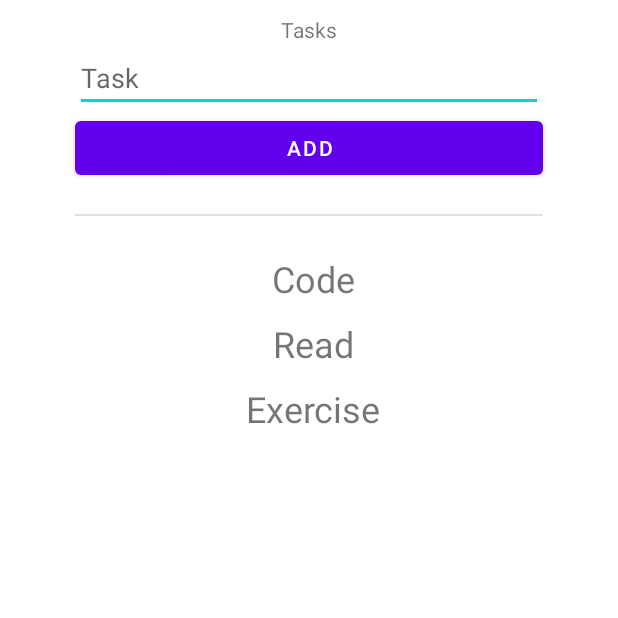
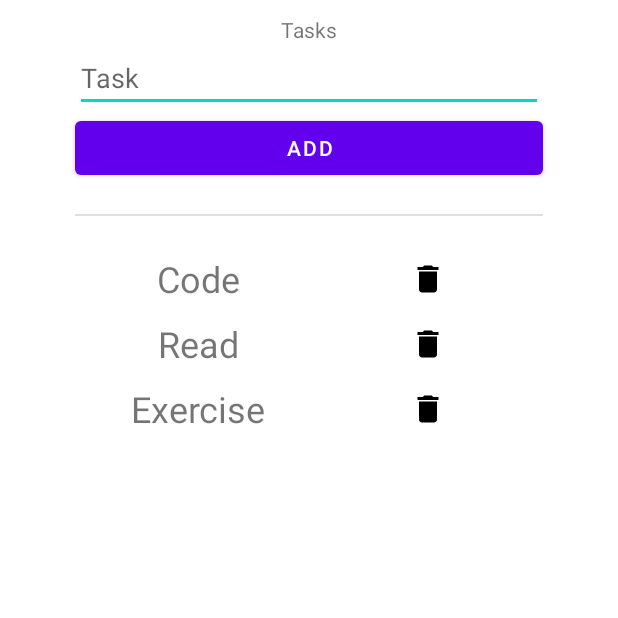
Before and after one commit to f4irline/task-scheduler, an Android app: the TasksActivity screen opened directly, with no data from a screen before it, on a phone screen of 412 x 824 dp, the top half of it. Run offline under Robolectric (Android 15) with nearby library versions, the phone set to English and light mode, and no system bars; our stand-ins replace Room's generated code.

Commit message:
Implement functionality to delete goals and tasks from the activities and SQLite database.

```diff
--- a/app/src/main/java/com/github/f4irline/taskscheduler/Goals/GoalViewModel.java
+++ b/app/src/main/java/com/github/f4irline/taskscheduler/Goals/GoalViewModel.java
@@ -19,5 +19,7 @@ public class GoalViewModel extends AndroidViewModel {
 
     LiveData<List<Goal>> getAllGoals() { return allGoals; }
 
-    public void insert(Goal word) { goalRepository.insert(word); }
+    public void insert(Goal goal) { goalRepository.insert(goal); }
+
+    public void delete(Goal goal) { goalRepository.delete(goal); }
 }
--- a/app/src/main/java/com/github/f4irline/taskscheduler/Goals/GoalsActivity.java
+++ b/app/src/main/java/com/github/f4irline/taskscheduler/Goals/GoalsActivity.java
@@ -35,10 +35,11 @@ public class GoalsActivity extends AppCompatActivity {
         RecyclerView goalsList = (RecyclerView) findViewById(R.id.goal_list);
         goalsList.setLayoutManager(new LinearLayoutManager(this));
 
-        final GoalsAdapter goalsAdapter = new GoalsAdapter(goals);
+        goalViewModel = ViewModelProviders.of(this).get(GoalViewModel.class);
+
+        final GoalsAdapter goalsAdapter = new GoalsAdapter(goals, goalViewModel);
         goalsList.setAdapter(goalsAdapter);
 
-        goalViewModel = ViewModelProviders.of(this).get(GoalViewModel.class);
         goalViewModel.getAllGoals().observe(this, new Observer<List<Goal>>() {
             @Override
             public void onChanged(@Nullable final List<Goal> words) {
--- a/app/src/main/java/com/github/f4irline/taskscheduler/Tasks/TaskRepository.java
+++ b/app/src/main/java/com/github/f4irline/taskscheduler/Tasks/TaskRepository.java
@@ -13,13 +13,13 @@ import java.util.List;
 import androidx.lifecycle.LiveData;
 
 public class TaskRepository {
-    private TaskDao mGoalDao;
+    private TaskDao mTaskDao;
     private LiveData<List<Task>> allTasks;
 
     TaskRepository(Application application) {
         TaskDatabase db = TaskDatabase.getDatabase(application);
-        mGoalDao = db.taskDao();
-        allTasks = mGoalDao.getAllTasks();
+        mTaskDao = db.taskDao();
+        allTasks = mTaskDao.getAllTasks();
     }
 
     LiveData<List<Task>> getAllTasks() {
@@ -27,7 +27,21 @@ public class TaskRepository {
     }
 
     public void insert (Task word) {
-        new TaskRepository.insertAsyncTask(mGoalDao).execute(word);
+        new TaskRepository.insertAsyncTask(mTaskDao).execute(word);
+    }
+
+    public void delete (Task task) { new TaskRepository.deleteAsyncTask(mTaskDao).execute(task); }
+
+    private static class deleteAsyncTask extends AsyncTask<Task, Void, Void> {
+        private TaskDao mAsyncTaskDao;
+
+        deleteAsyncTask(TaskDao dao) { mAsyncTaskDao = dao; }
+
+        @Override
+        protected Void doInBackground(final Task... params) {
+            mAsyncTaskDao.delete(params[0]);
+            return null;
+        }
     }
 
     private static class insertAsyncTask extends AsyncTask<Task, Void, Void> {
--- a/app/src/main/java/com/github/f4irline/taskscheduler/Tasks/TaskViewModel.java
+++ b/app/src/main/java/com/github/f4irline/taskscheduler/Tasks/TaskViewModel.java
@@ -20,4 +20,6 @@ public class TaskViewModel extends AndroidViewModel {
     LiveData<List<Task>> getAllTasks() { return allTasks; }
 
     public void insert(Task word) { taskRepository.insert(word); }
+
+    public void delete(Task task) { taskRepository.delete(task); }
 }
--- a/app/src/main/java/com/github/f4irline/taskscheduler/Tasks/TasksActivity.java
+++ b/app/src/main/java/com/github/f4irline/taskscheduler/Tasks/TasksActivity.java
@@ -21,6 +21,7 @@ import androidx.lifecycle.Observer;
 import androidx.lifecycle.ViewModelProviders;
 import androidx.recyclerview.widget.LinearLayoutManager;
 import androidx.recyclerview.widget.RecyclerView;
+import androidx.room.Room;
 
 public class TasksActivity extends AppCompatActivity {
 
@@ -36,10 +37,11 @@ public class TasksActivity extends AppCompatActivity {
         RecyclerView tasksList = (RecyclerView) findViewById(R.id.task_list);
         tasksList.setLayoutManager(new LinearLayoutManager(this));
 
-        final TasksAdapter tasksAdapter = new TasksAdapter(tasks);
+        taskViewModel = ViewModelProviders.of(this).get(TaskViewModel.class);
+
+        final TasksAdapter tasksAdapter = new TasksAdapter(tasks, taskViewModel);
         tasksList.setAdapter(tasksAdapter);
 
-        taskViewModel = ViewModelProviders.of(this).get(TaskViewModel.class);
         taskViewModel.getAllTasks().observe(this, new Observer<List<Task>>() {
             @Override
             public void onChanged(@Nullable final List<Task> words) {
--- a/app/src/main/java/com/github/f4irline/taskscheduler/Tasks/TasksAdapter.java
+++ b/app/src/main/java/com/github/f4irline/taskscheduler/Tasks/TasksAdapter.java
@@ -4,12 +4,15 @@ import android.content.Context;
 import android.view.LayoutInflater;
 import android.view.View;
 import android.view.ViewGroup;
+import android.widget.Button;
+import android.widget.ImageButton;
 import android.widget.TextView;
 
 import com.github.f4irline.taskscheduler.R;
 
 import java.util.List;
 
+import androidx.lifecycle.ViewModelProviders;
 import androidx.recyclerview.widget.RecyclerView;
 
 public class TasksAdapter extends RecyclerView.Adapter<TasksAdapter.ViewHolder> {
@@ -17,17 +20,21 @@ public class TasksAdapter extends RecyclerView.Adapter<TasksAdapter.ViewHolder>
     public static class ViewHolder extends RecyclerView.ViewHolder {
 
         public TextView taskText;
+        public ImageButton removeButton;
 
         public ViewHolder(View itemView) {
             super(itemView);
             taskText = (TextView) itemView.findViewById(R.id.task_name);
+            removeButton = (ImageButton) itemView.findViewById(R.id.remove_task);
         }
     }
 
     private List<Task> tasks;
+    private TaskViewModel taskViewModel;
 
-    public TasksAdapter(List<Task> tasks) {
+    public TasksAdapter(List<Task> tasks, TaskViewModel taskViewModel) {
         this.tasks = tasks;
+        this.taskViewModel = taskViewModel;
     }
 
     @Override
@@ -37,14 +44,21 @@ public class TasksAdapter extends RecyclerView.Adapter<TasksAdapter.ViewHolder>
 
         View scoresView = inflater.inflate(R.layout.item_task, viewGroup, false);
         ViewHolder viewHolder = new ViewHolder(scoresView);
+
         return viewHolder;
     }
 
     @Override
     public void onBindViewHolder(TasksAdapter.ViewHolder viewHolder, int i) {
         if (tasks != null) {
-            Task task = tasks.get(i);
+            final Task task = tasks.get(i);
             viewHolder.taskText.setText(task.task);
+            viewHolder.removeButton.setOnClickListener(new View.OnClickListener() {
+               @Override
+               public void onClick(View v) {
+                    taskViewModel.delete(task);
+               }
+            });
         } else {
             viewHolder.taskText.setText("No tasks yet");
         }
--- /dev/null
+++ b/app/src/main/res/drawable/ic_delete_black_24dp.xml
@@ -0,0 +1,9 @@
+<vector xmlns:android="http://schemas.android.com/apk/res/android"
+        android:width="24dp"
+        android:height="24dp"
+        android:viewportWidth="24.0"
+        android:viewportHeight="24.0">
+    <path
+        android:fillColor="#FF000000"
+        android:pathData="M6,19c0,1.1 0.9,2 2,2h8c1.1,0 2,-0.9 2,-2V7H6v12zM19,4h-3.5l-1,-1h-5l-1,1H5v2h14V4z"/>
+</vector>
--- /dev/null
+++ b/app/src/main/res/drawable/ic_delete_forever_black_24dp.xml
@@ -0,0 +1,9 @@
+<vector xmlns:android="http://schemas.android.com/apk/res/android"
+        android:width="24dp"
+        android:height="24dp"
+        android:viewportWidth="24.0"
+        android:viewportHeight="24.0">
+    <path
+        android:fillColor="#FF000000"
+        android:pathData="M6,19c0,1.1 0.9,2 2,2h8c1.1,0 2,-0.9 2,-2L18,7L6,7v12zM8.46,11.88l1.41,-1.41L12,12.59l2.12,-2.12 1.41,1.41L13.41,14l2.12,2.12 -1.41,1.41L12,15.41l-2.12,2.12 -1.41,-1.41L10.59,14l-2.13,-2.12zM15.5,4l-1,-1h-5l-1,1L5,4v2h14L19,4z"/>
+</vector>
--- /dev/null
+++ b/app/src/main/res/drawable/remove_button.xml
@@ -0,0 +1,8 @@
+<?xml version="1.0" encoding="utf-8"?>
+<selector xmlns:android="http://schemas.android.com/apk/res/android">
+    <item android:state_pressed="true"
+        android:drawable="@drawable/ic_delete_forever_black_24dp" /> <!-- pressed -->
+    <item android:state_focused="true"
+        android:drawable="@drawable/ic_delete_forever_black_24dp" /> <!-- focused -->
+    <item android:drawable="@drawable/ic_delete_black_24dp" /> <!-- default -->
+</selector>
--- a/app/src/main/res/layout/item_task.xml
+++ b/app/src/main/res/layout/item_task.xml
@@ -1,6 +1,7 @@
 <?xml version="1.0" encoding="utf-8"?>
 <LinearLayout
     xmlns:android="http://schemas.android.com/apk/res/android"
+    xmlns:app="http://schemas.android.com/apk/res-auto"
     android:orientation="horizontal"
     android:layout_width="match_parent"
     android:layout_height="wrap_content"
@@ -11,9 +12,19 @@
 
     <TextView
         android:id="@+id/task_name"
-        android:layout_width="match_parent"
+        android:layout_width="0dp"
         android:layout_height="wrap_content"
+        android:layout_weight="1"
         android:textAlignment="center"
         android:textSize="24sp" />
 
+    <ImageButton
+        android:id="@+id/remove_task"
+        android:layout_width="0dp"
+        android:layout_height="match_parent"
+        android:layout_weight="1"
+        android:background="@android:color/transparent"
+        android:onClick="onRemoveTask"
+        android:src="@drawable/remove_button" />
+
 </LinearLayout>
```
Also changed, not shown: app/src/main/java/com/github/f4irline/taskscheduler/Goals/GoalRepository.java (+16 -2 lines), app/src/main/java/com/github/f4irline/taskscheduler/Goals/GoalsAdapter.java (+14 -2 lines), app/src/main/res/layout/item_goal.xml (+11 -4 lines).
